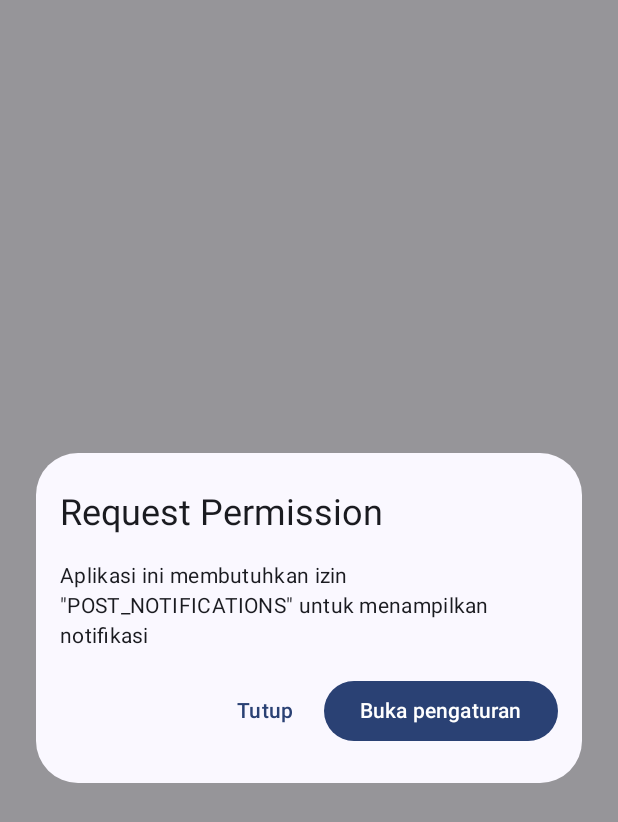
After one commit to kafri8889/Ujian-man, an Android app built with Jetpack Compose: the composable RequestPostNotifPermissionDialog shown on its own in the app's theme, on a phone screen of 412 x 824 dp. The commit adds this screen. Shown: the top 822 px of the screen. Run offline under Robolectric (Android 15) with nearby library versions, the phone set to English and light mode, and no system bars; our stand-ins replace accompanist; 1 statement that could not run was skipped.

Commit message:
Add FCM | fix bug

```diff
--- a/app/src/main/java/com/daniellemarsh/ujianbro/MainActivity.kt
+++ b/app/src/main/java/com/daniellemarsh/ujianbro/MainActivity.kt
@@ -138,7 +138,7 @@ class MainActivity : ComponentActivity(), ServiceConnection {
 		homeViewModel.setListener(object : HomeListener {
 			override fun exit() {
 				fromExitButton = true
-				finish()
+				finishAndRemoveTask()
 			}
 
 			override fun alert() {
@@ -222,6 +222,7 @@ class MainActivity : ComponentActivity(), ServiceConnection {
 
 	override fun onResume() {
 		super.onResume()
+		fromExitButton = false
 		alertManager.allowAlert = true
 
 		val bm = getSystemService(BLUETOOTH_SERVICE) as BluetoothManager
--- a/app/src/main/java/com/daniellemarsh/ujianbro/ui/home/HomeViewModel.kt
+++ b/app/src/main/java/com/daniellemarsh/ujianbro/ui/home/HomeViewModel.kt
@@ -180,7 +180,6 @@ class HomeViewModel @Inject constructor(
 	}
 
 	fun exit() {
-		alertManager.allowAlert = false
 		listener?.exit()
 	}
 
--- /dev/null
+++ b/app/src/main/java/com/daniellemarsh/ujianbro/uicomponent/RequestPostNotifPermissionDialog.kt
@@ -0,0 +1,58 @@
+package com.daniellemarsh.ujianbro.uicomponent
+
+import androidx.compose.foundation.layout.*
+import androidx.compose.material3.Button
+import androidx.compose.material3.MaterialTheme
+import androidx.compose.material3.Text
+import androidx.compose.material3.TextButton
+import androidx.compose.runtime.Composable
+import androidx.compose.ui.Modifier
+import androidx.compose.ui.unit.dp
+
+@Composable
+fun RequestPostNotifPermissionDialog(
+	onDismissRequest: () -> Unit,
+	onOpenSettingsClicked: () -> Unit
+) {
+
+	UjianBroPopup(onDismissRequest = onDismissRequest) {
+		Column(
+			modifier = Modifier
+				.fillMaxWidth()
+		) {
+			Text(
+				text = "Request Permission",
+				style = MaterialTheme.typography.headlineSmall
+			)
+
+			Spacer(modifier = Modifier.height(16.dp))
+
+			Text(
+				text = "Aplikasi ini membutuhkan izin \"POST_NOTIFICATIONS\" untuk menampilkan notifikasi",
+				style = MaterialTheme.typography.bodyMedium
+			)
+
+			Spacer(modifier = Modifier.height(16.dp))
+
+			Row(
+				horizontalArrangement = Arrangement.End,
+				modifier = Modifier
+					.fillMaxWidth()
+			) {
+				TextButton(
+					onClick = onDismissRequest
+				) {
+					Text("Tutup")
+				}
+
+				Spacer(modifier = Modifier.width(8.dp))
+
+				Button(
+					onClick = onOpenSettingsClicked
+				) {
+					Text("Buka pengaturan")
+				}
+			}
+		}
+	}
+}
```
Also changed, not shown: app/build.gradle (+7 -3 lines), app/src/main/AndroidManifest.xml (+10 -2 lines), app/src/main/java/com/daniellemarsh/ujianbro/service/FCMService.kt (added, +33 -0 lines), app/src/main/java/com/daniellemarsh/ujianbro/ui/home/HomeScreen.kt (+42 -3 lines), app/src/main/java/com/daniellemarsh/ujianbro/utils/NotificationUtils.kt (+17 -0 lines), build.gradle (+4 -3 lines), 1 other file.
